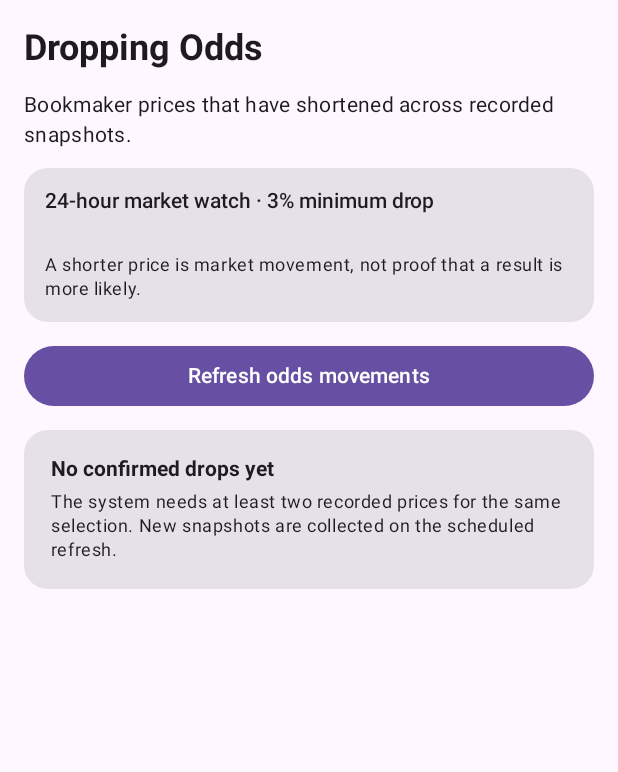
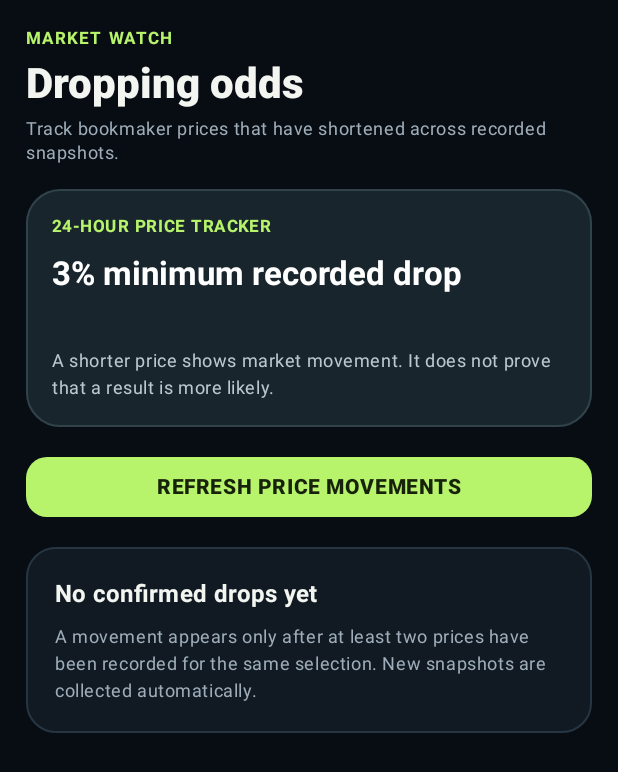
Before and after one commit to Ndumiso19894/goal-scanner-2.0, an Android app built with Jetpack Compose: the composable DroppingOddsScreen called with empty values, on a phone screen of 412 x 824 dp. Shown: the top 772 px of the screen. Run offline under Robolectric (Android 15) with nearby library versions, the phone set to English and light mode, and no system bars; 22 statements that could not run were skipped.

Commit message:
Redesign dropping odds market watch screen

```diff
--- a/app/src/main/java/com/goalscanner/app/DroppingOddsScreen.kt
+++ b/app/src/main/java/com/goalscanner/app/DroppingOddsScreen.kt
@@ -1,13 +1,24 @@
 package com.goalscanner.app
 
+import androidx.compose.foundation.BorderStroke
+import androidx.compose.foundation.background
 import androidx.compose.foundation.layout.*
+import androidx.compose.foundation.rememberScrollState
 import androidx.compose.foundation.shape.RoundedCornerShape
+import androidx.compose.foundation.verticalScroll
 import androidx.compose.material3.*
 import androidx.compose.runtime.Composable
 import androidx.compose.ui.Modifier
+import androidx.compose.ui.graphics.Color
 import androidx.compose.ui.text.font.FontWeight
 import androidx.compose.ui.unit.dp
+import androidx.compose.ui.unit.sp
 import org.json.JSONObject
+
+private val OddsBg = Color(0xFF080D13)
+private val OddsPanel = Color(0xFF111A23)
+private val OddsAccent = Color(0xFFB7F36B)
+private val OddsMuted = Color(0xFF9EADB9)
 
 @Composable
 fun DroppingOddsScreen(
@@ -17,54 +28,76 @@ fun DroppingOddsScreen(
     onRefresh: () -> Unit
 ) {
     Column(
-        modifier.fillMaxSize().padding(16.dp),
-        verticalArrangement = Arrangement.spacedBy(12.dp)
+        modifier.fillMaxSize().background(OddsBg).verticalScroll(rememberScrollState())
+            .padding(horizontal=17.dp,vertical=18.dp),
+        verticalArrangement=Arrangement.spacedBy(16.dp)
     ) {
-        Text("Dropping Odds", style = MaterialTheme.typography.headlineSmall, fontWeight = FontWeight.Bold)
-        Text("Bookmaker prices that have shortened across recorded snapshots.", style = MaterialTheme.typography.bodyMedium)
-        Card(shape = RoundedCornerShape(16.dp)) {
-            Column(Modifier.fillMaxWidth().padding(14.dp), verticalArrangement = Arrangement.spacedBy(5.dp)) {
-                Text("24-hour market watch · 3% minimum drop", fontWeight = FontWeight.SemiBold)
-                Text(updatedAt, style = MaterialTheme.typography.bodySmall, color = MaterialTheme.colorScheme.onSurfaceVariant)
-                Text("A shorter price is market movement, not proof that a result is more likely.", style = MaterialTheme.typography.bodySmall)
+        Column(verticalArrangement=Arrangement.spacedBy(4.dp)) {
+            Text("MARKET WATCH",style=MaterialTheme.typography.labelSmall,color=OddsAccent,
+                fontWeight=FontWeight.Bold,letterSpacing=1.4.sp)
+            Text("Dropping odds",style=MaterialTheme.typography.headlineMedium,color=Color(0xFFF2F5F0),
+                fontWeight=FontWeight.ExtraBold)
+            Text("Track bookmaker prices that have shortened across recorded snapshots.",
+                style=MaterialTheme.typography.bodySmall,color=OddsMuted)
+        }
+        Card(shape=RoundedCornerShape(23.dp),colors=CardDefaults.cardColors(containerColor=Color(0xFF18252D)),
+            border=BorderStroke(1.dp,Color(0xFF30434A))) {
+            Column(Modifier.fillMaxWidth().padding(17.dp),verticalArrangement=Arrangement.spacedBy(9.dp)) {
+                Text("24-HOUR PRICE TRACKER",style=MaterialTheme.typography.labelSmall,color=OddsAccent,
+                    fontWeight=FontWeight.Bold,letterSpacing=1.sp)
+                Text("3% minimum recorded drop",style=MaterialTheme.typography.titleLarge,color=Color.White,
+                    fontWeight=FontWeight.Bold)
+                Text(updatedAt,style=MaterialTheme.typography.bodySmall,color=OddsMuted)
+                Text("A shorter price shows market movement. It does not prove that a result is more likely.",
+                    style=MaterialTheme.typography.bodySmall,color=Color(0xFFBCC7CE),lineHeight=18.sp)
             }
         }
-        Button(onClick = onRefresh, modifier = Modifier.fillMaxWidth()) { Text("Refresh odds movements") }
+        Button(onClick=onRefresh,modifier=Modifier.fillMaxWidth(),shape=RoundedCornerShape(14.dp),
+            colors=ButtonDefaults.buttonColors(containerColor=OddsAccent,contentColor=Color(0xFF17220A))) {
+            Text("REFRESH PRICE MOVEMENTS",fontWeight=FontWeight.ExtraBold,letterSpacing=0.4.sp)
+        }
         if (movements.isEmpty()) {
-            Card(shape = RoundedCornerShape(16.dp)) {
-                Column(Modifier.fillMaxWidth().padding(18.dp), verticalArrangement = Arrangement.spacedBy(6.dp)) {
-                    Text("No confirmed drops yet", fontWeight = FontWeight.Bold)
-                    Text("The system needs at least two recorded prices for the same selection. New snapshots are collected on the scheduled refresh.", style = MaterialTheme.typography.bodySmall)
+            Card(shape=RoundedCornerShape(20.dp),colors=CardDefaults.cardColors(containerColor=OddsPanel),
+                border=BorderStroke(1.dp,Color(0xFF263541))) {
+                Column(Modifier.fillMaxWidth().padding(19.dp),verticalArrangement=Arrangement.spacedBy(7.dp)) {
+                    Text("No confirmed drops yet",fontWeight=FontWeight.Bold,color=Color(0xFFF2F5F0),
+                        style=MaterialTheme.typography.titleMedium)
+                    Text("A movement appears only after at least two prices have been recorded for the same selection. New snapshots are collected automatically.",
+                        style=MaterialTheme.typography.bodySmall,color=OddsMuted,lineHeight=18.sp)
                 }
             }
         } else {
-            Text("${movements.size} price movements detected", style = MaterialTheme.typography.titleMedium, fontWeight = FontWeight.Bold)
+            Text("${movements.size} PRICE MOVEMENTS DETECTED",style=MaterialTheme.typography.labelLarge,
+                color=OddsAccent,fontWeight=FontWeight.Bold,letterSpacing=0.7.sp)
             movements.forEach { item ->
-                Card(shape = RoundedCornerShape(16.dp)) {
-                    Column(Modifier.fillMaxWidth().padding(14.dp), verticalArrangement = Arrangement.spacedBy(6.dp)) {
-                        Text("${item.optString("home")} vs ${item.optString("away")}", fontWeight = FontWeight.Bold)
-                        Text("${item.optString("competition")} · ${oddsMovementTitle(item)}",
-                            style = MaterialTheme.typography.bodySmall, color = MaterialTheme.colorScheme.onSurfaceVariant)
-                        Row(Modifier.fillMaxWidth(), horizontalArrangement = Arrangement.SpaceBetween) {
-                            Column {
-                                Text("Was", style = MaterialTheme.typography.labelSmall)
-                                Text(String.format("%.2f", item.optDouble("opening_odds")), fontWeight = FontWeight.SemiBold)
-                            }
-                            Column {
-                                Text("Now", style = MaterialTheme.typography.labelSmall)
-                                Text(String.format("%.2f", item.optDouble("current_odds")), fontWeight = FontWeight.SemiBold)
-                            }
-                            Column {
-                                Text("Drop", style = MaterialTheme.typography.labelSmall)
-                                Text(String.format("%.1f%%", item.optDouble("drop_pct")), color = MaterialTheme.colorScheme.primary, fontWeight = FontWeight.Bold)
-                            }
+                Card(shape=RoundedCornerShape(20.dp),colors=CardDefaults.cardColors(containerColor=OddsPanel),
+                    border=BorderStroke(1.dp,Color(0xFF263541))) {
+                    Column(Modifier.fillMaxWidth().padding(15.dp),verticalArrangement=Arrangement.spacedBy(10.dp)) {
+                        Text("${item.optString("home")}  vs  ${item.optString("away")}",
+                            fontWeight=FontWeight.ExtraBold,color=Color(0xFFF2F5F0),
+                            style=MaterialTheme.typography.titleMedium)
+                        Text("${item.optString("competition")}  ·  ${oddsMovementTitle(item)}",
+                            style=MaterialTheme.typography.bodySmall,color=OddsMuted,lineHeight=18.sp)
+                        HorizontalDivider(color=Color(0xFF293742))
+                        Row(Modifier.fillMaxWidth(),horizontalArrangement=Arrangement.SpaceBetween) {
+                            PriceValue("OPENING",String.format("%.2f",item.optDouble("opening_odds")))
+                            PriceValue("CURRENT",String.format("%.2f",item.optDouble("current_odds")))
+                            PriceValue("PRICE DROP",String.format("%.1f%%",item.optDouble("drop_pct")),OddsAccent)
                         }
-                        Text("${item.optInt("samples")} snapshots · last seen ${item.optString("last_seen")}",
-                            style = MaterialTheme.typography.labelSmall, color = MaterialTheme.colorScheme.onSurfaceVariant)
+                        Text("${item.optInt("samples")} recorded snapshots  ·  last seen ${item.optString("last_seen")}",
+                            style=MaterialTheme.typography.labelSmall,color=OddsMuted)
                     }
                 }
             }
         }
+    }
+}
+
+@Composable
+private fun PriceValue(label:String,value:String,valueColor:Color=Color(0xFFF2F5F0)) {
+    Column(verticalArrangement=Arrangement.spacedBy(4.dp)) {
+        Text(label,style=MaterialTheme.typography.labelSmall,color=OddsMuted,letterSpacing=0.5.sp)
+        Text(value,style=MaterialTheme.typography.titleLarge,fontWeight=FontWeight.ExtraBold,color=valueColor)
     }
 }
 
```
